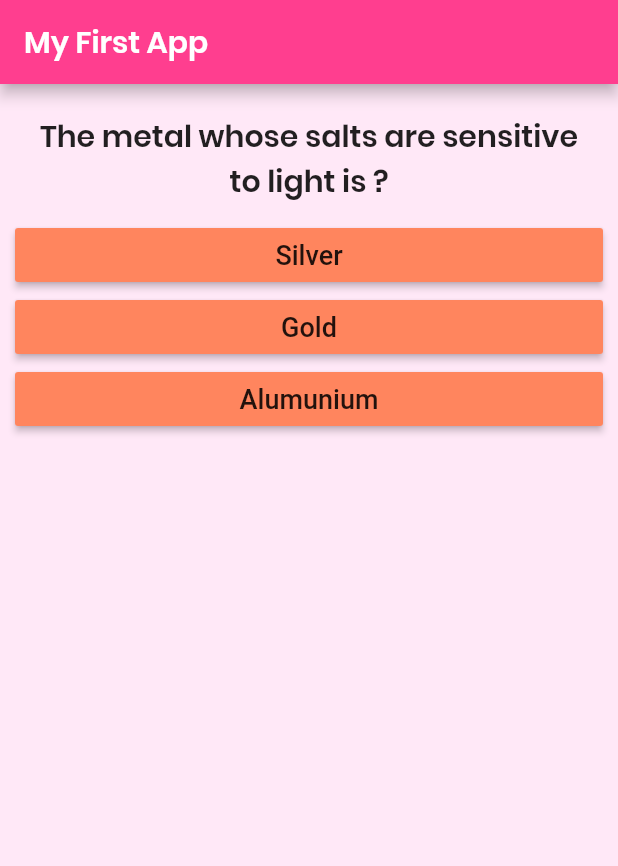
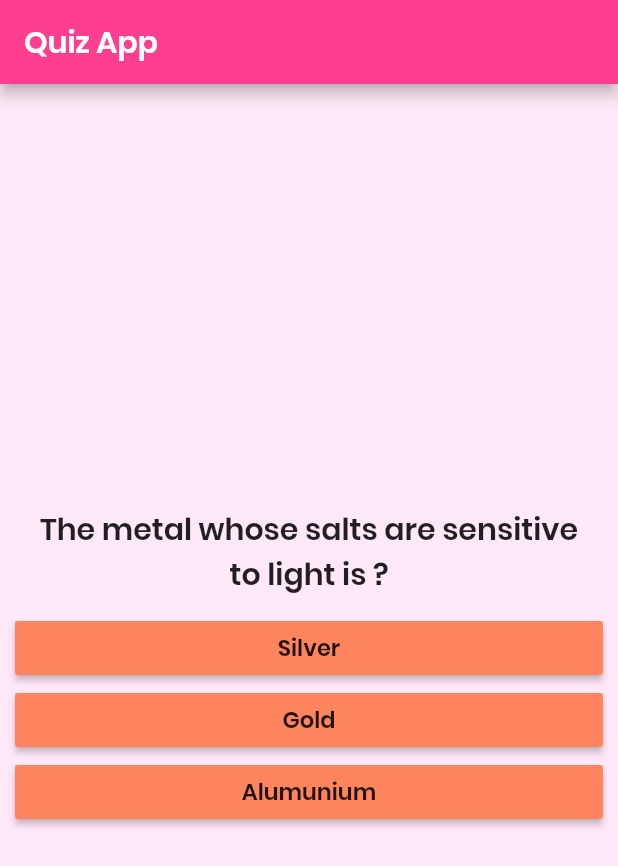
Before and after one commit to nayakastha/quiz, a Flutter app: the screen it shows after launch, on a phone screen of 412 x 824 dp. Shown: the top 866 px of the screen. Run offline on Flutter 3.47's test engine with Material 2 defaults, Android fonts, the phone set to English and light mode, and no system bars; our stand-ins replace hexcolor.

Commit message:
changed ui

```diff
--- a/lib/answers.dart
+++ b/lib/answers.dart
@@ -16,9 +16,7 @@ class Answers extends StatelessWidget {
           textColor: Colors.black87,
           child: Text(
             answertext,
-            style: TextStyle(
-              fontSize: 18,
-            ),
+            style: TextStyle(fontSize: 15, fontFamily: 'Poppins'),
           ),
           onPressed: answerfun),
     );
--- a/lib/main.dart
+++ b/lib/main.dart
@@ -65,7 +65,7 @@ class _MyAppState extends State<MyApp> {
             appBar: AppBar(
               backgroundColor: Hexcolor('#FF3E8F'),
               title: Text(
-                "My First App",
+                "Quiz App",
                 style: TextStyle(fontFamily: 'Poppins'),
               ),
             ),
@@ -73,6 +73,7 @@ class _MyAppState extends State<MyApp> {
                 ? Padding(
                     padding: const EdgeInsets.all(10.0),
                     child: Column(
+                      mainAxisAlignment: MainAxisAlignment.center,
                       children: [
                         Questions(questions.elementAt(_questionIndex)),
                         Answers(
```
